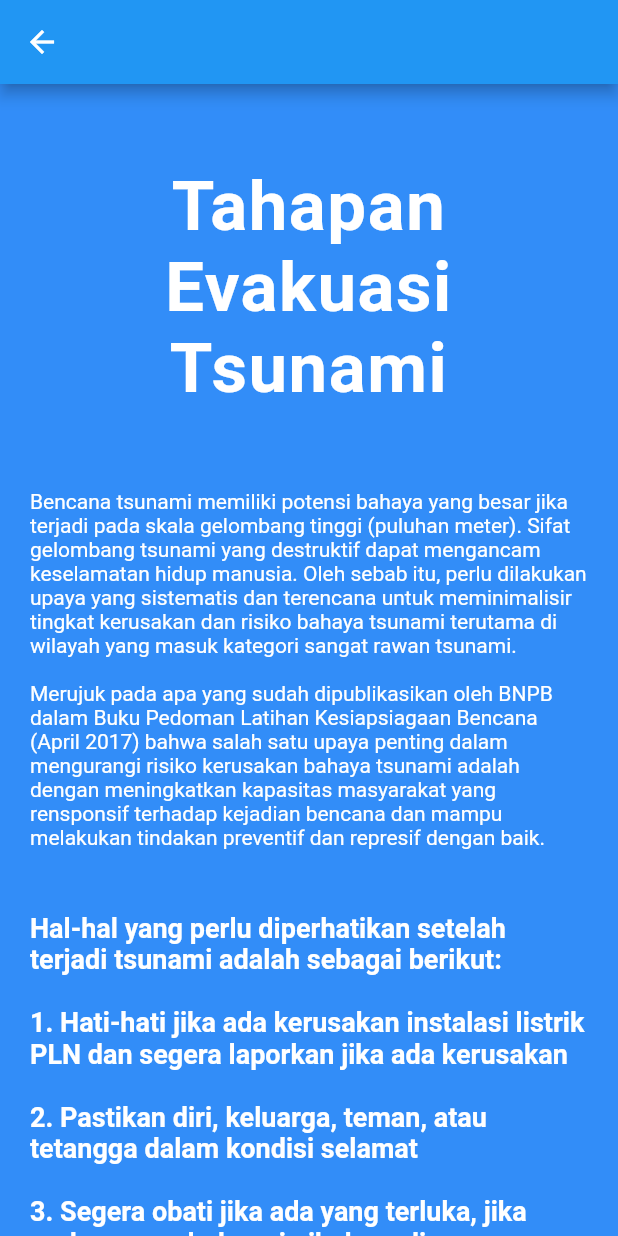
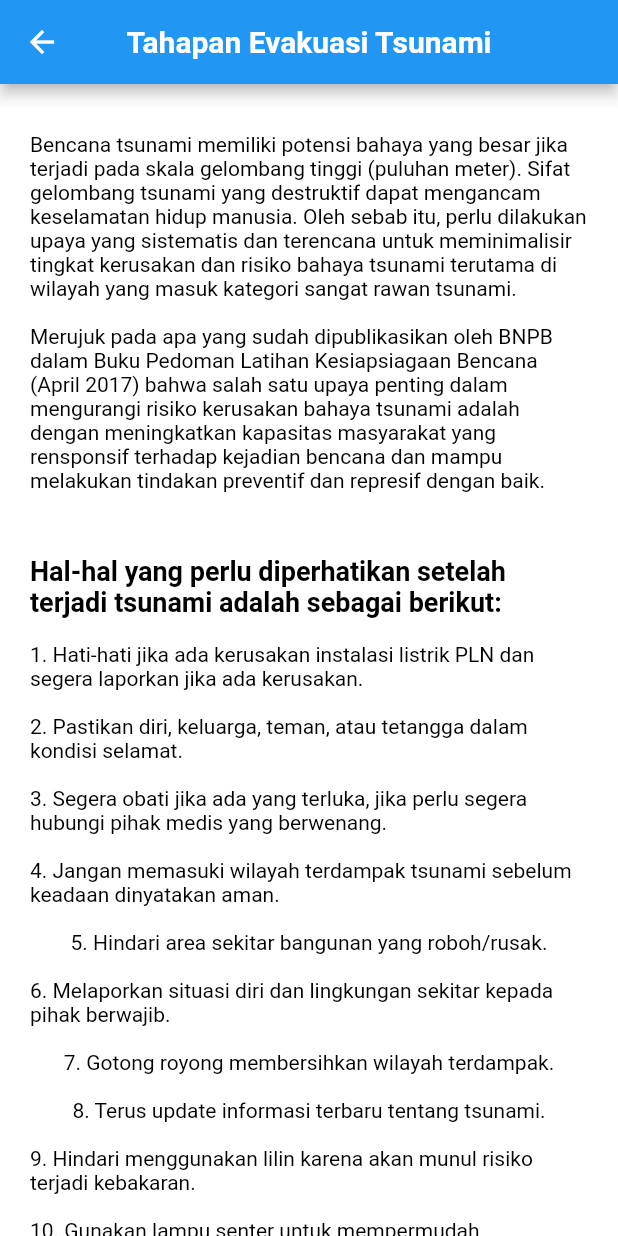
Before and after one commit to nandabrilianto/SIBAT, a Flutter app: the Tahapanevakuasi screen opened directly, on a phone screen of 412 x 824 dp. Run offline on Flutter 3.47's test engine with Material 2 defaults, Android fonts, the phone set to English and light mode, and no system bars; our stand-ins replace flutter_map, gradient_widgets, latlong; missing offline and left inert: flutube, tweet_webview; network calls fail; Roboto replaces fonts that are missing (Montserrat).

Commit message:
Memperbarui tampilan

```diff
--- a/lib/KontakRow.dart
+++ b/lib/KontakRow.dart
@@ -70,7 +70,7 @@ class KontakRow extends StatelessWidget {
     );
 
     return new Material(
-        color: const Color(0xff328df8),
+        color: Colors.white,
         child: new InkWell(
             onTap: () => launch(kontak.telephone),
             child: new Container(
--- a/lib/Laporkan.dart
+++ b/lib/Laporkan.dart
@@ -35,7 +35,7 @@ class _LaporkanState extends State<Laporkan> {
   @override
   Widget build(BuildContext context) {
     return Scaffold(
-      backgroundColor: const Color(0xff328df8),
+      backgroundColor: Colors.white,
       appBar: new AppBar(
         backgroundColor: Colors.blue,
         centerTitle: true,
--- a/lib/Tahapanevakuasi.dart
+++ b/lib/Tahapanevakuasi.dart
@@ -10,10 +10,17 @@ class _TahapanevakuasiState extends State<Tahapanevakuasi> {
   @override
   Widget build(BuildContext context) {
     return new Scaffold(
-      backgroundColor: const Color(0xff328df8),
+      backgroundColor: Colors.white,
       resizeToAvoidBottomPadding: false ,
       appBar: new AppBar(
-        title: new Text(""),
+        title: new Text(
+          'Tahapan Evakuasi Tsunami',
+          style: TextStyle(
+              fontFamily: 'Montserrat',
+              fontWeight: FontWeight.bold,
+              color: Colors.white),
+        ),
+        centerTitle: true,
       ),
       body: new Container(
         margin: EdgeInsets.symmetric(horizontal: 20.0),
@@ -23,14 +30,14 @@ class _TahapanevakuasiState extends State<Tahapanevakuasi> {
             child: new Column(
               children: <Widget>[
 
-              new Text(
-              "\nTahapan Evakuasi Tsunami\n",
-               textAlign: TextAlign.center,
-                style: new TextStyle(fontSize: 46.0, fontFamily: 'Montserrat', letterSpacing: 1.0, fontWeight: FontWeight.bold, color: Colors.white),
-            ),
+            //   new Text(
+            //   "\nTahapan Evakuasi Tsunami\n",
+            //    textAlign: TextAlign.center,
+            //     style: new TextStyle(fontSize: 46.0, fontFamily: 'Montserrat', letterSpacing: 1.0, fontWeight: FontWeight.bold, color: Colors.black),
+            // ),
 
             new Text(
-              "Bencana tsunami memiliki potensi bahaya yang besar jika terjadi pada skala gelombang tinggi (puluhan meter). Sifat gelombang tsunami yang destruktif dapat mengancam keselamatan hidup manusia. Oleh sebab itu, perlu dilakukan upaya yang sistematis dan terencana untuk meminimalisir tingkat kerusakan dan risiko bahaya tsunami terutama di wilayah yang masuk kategori sangat rawan tsunami.\n\nMerujuk pada apa yang sudah dipublikasikan oleh BNPB dalam Buku Pedoman Latihan Kesiapsiagaan Bencana (April 2017) bahwa salah satu upaya penting dalam mengurangi risiko kerusakan bahaya tsunami adalah dengan meningkatkan kapasitas masyarakat yang rensponsif terhadap kejadian bencana dan mampu melakukan tindakan preventif dan represif dengan baik.",
+              "\n\nBencana tsunami memiliki potensi bahaya yang besar jika terjadi pada skala gelombang tinggi (puluhan meter). Sifat gelombang tsunami yang destruktif dapat mengancam keselamatan hidup manusia. Oleh sebab itu, perlu dilakukan upaya yang sistematis dan terencana untuk meminimalisir tingkat kerusakan dan risiko bahaya tsunami terutama di wilayah yang masuk kategori sangat rawan tsunami.\n\nMerujuk pada apa yang sudah dipublikasikan oleh BNPB dalam Buku Pedoman Latihan Kesiapsiagaan Bencana (April 2017) bahwa salah satu upaya penting dalam mengurangi risiko kerusakan bahaya tsunami adalah dengan meningkatkan kapasitas masyarakat yang rensponsif terhadap kejadian bencana dan mampu melakukan tindakan preventif dan represif dengan baik.",
               textAlign: TextAlign.left,
               style: Style.commonTextStyle,
             ),
@@ -42,63 +49,63 @@ class _TahapanevakuasiState extends State<Tahapanevakuasi> {
             ),
 
             new Text(
-              "\n1. Hati-hati jika ada kerusakan instalasi listrik PLN dan segera laporkan jika ada kerusakan",
+              "\n1. Hati-hati jika ada kerusakan instalasi listrik PLN dan segera laporkan jika ada kerusakan.",
               textAlign: TextAlign.left,
-              style: Style.titleTextStyle,
+              style: Style.commonTextStyle,
             ),
 
             new Text(
-              "\n2. Pastikan diri, keluarga, teman, atau tetangga dalam kondisi selamat",
+              "\n2. Pastikan diri, keluarga, teman, atau tetangga dalam kondisi selamat.",
               textAlign: TextAlign.left,
-              style: Style.titleTextStyle,
+              style: Style.commonTextStyle,
             ),
 
             new Text(
-              "\n3. Segera obati jika ada yang terluka, jika perlu segera hubungi pihak medis yang berwenang",
+              "\n3. Segera obati jika ada yang terluka, jika perlu segera hubungi pihak medis yang berwenang.",
               textAlign: TextAlign.left,
-              style: Style.titleTextStyle,
+              style: Style.commonTextStyle,
             ),
 
             new Text(
               "\n4. Jangan memasuki wilayah terdampak tsunami sebelum keadaan dinyatakan aman.",
               textAlign: TextAlign.left,
-              style: Style.titleTextStyle,
+              style: Style.commonTextStyle,
             ),
 
             new Text(
-              "\n5. Hindari area sekitar bangunan yang roboh/rusak",
+              "\n5. Hindari area sekitar bangunan yang roboh/rusak.",
               textAlign: TextAlign.left,
-              style: Style.titleTextStyle,
+              style: Style.commonTextStyle,
             ),
 
             new Text(
-              "\n6. Melaporkan situasi diri dan lingkungan sekitar kepada pihak berwajib",
+              "\n6. Melaporkan situasi diri dan lingkungan sekitar kepada pihak berwajib.",
               textAlign: TextAlign.left,
-              style: Style.titleTextStyle,
+              style: Style.commonTextStyle,
             ),
 
             new Text(
-              "\n7. Gotong royong membersihkan wilayah terdampak",
+              "\n7. Gotong royong membersihkan wilayah terdampak.",
               textAlign: TextAlign.left,
-              style: Style.titleTextStyle,
+              style: Style.commonTextStyle,
             ),
 
             new Text(
-              "\n8. Terus update informasi terbaru tentang tsunami",
+              "\n8. Terus update informasi terbaru tentang tsunami.",
               textAlign: TextAlign.left,
-              style: Style.titleTextStyle,
+              style: Style.commonTextStyle,
             ),
 
             new Text(
-              "\n9. Hindari menggunakan lilin karena akan munul risiko terjadi kebakaran",
+              "\n9. Hindari menggunakan lilin karena akan munul risiko terjadi kebakaran.",
               textAlign: TextAlign.left,
-              style: Style.titleTextStyle,
+              style: Style.commonTextStyle,
             ),
 
             new Text(
-              "\n10. Gunakan lampu senter untuk mempermudah penglihatan saat gelap",
+              "\n10. Gunakan lampu senter untuk mempermudah penglihatan saat gelap. \n",
               textAlign: TextAlign.left,
-              style: Style.titleTextStyle,
+              style: Style.commonTextStyle,
             ),
 
               ],
--- a/lib/Video.dart
+++ b/lib/Video.dart
@@ -11,7 +11,7 @@ class _VideoState extends State<Video> {
   @override
   Widget build(BuildContext context) {
     return new Scaffold(
-      backgroundColor: const Color(0xff328df8),
+      backgroundColor: Colors.white,
       appBar: new AppBar(
         centerTitle: true,
         title: new Text(
@@ -23,12 +23,12 @@ class _VideoState extends State<Video> {
           ),
       ),
       body: new Container(
-        margin: EdgeInsets.all(20.0),
+        margin: EdgeInsets.symmetric(horizontal: 20.0),
         child: new SingleChildScrollView(
           child: new Column(
             children: <Widget>[
               Text(
-                'Prakata Kepala BPBD Gunung Kidul DIY untuk Tim SIBAT',
+                '\nPrakata Kepala BPBD Gunung Kidul DIY untuk Tim SIBAT',
                 style: Style.titleTextStyle,
                 textAlign: TextAlign.center,
               ),
@@ -41,7 +41,7 @@ class _VideoState extends State<Video> {
               ),
 
               Text(
-                'Dokumentasi Kegiatan dan Training Tim SIBAT',
+                '\nDokumentasi Kegiatan dan Training Tim SIBAT',
                 style: Style.titleTextStyle,
                 textAlign: TextAlign.center,
               ),
@@ -53,7 +53,7 @@ class _VideoState extends State<Video> {
               ),
 
               Text(
-                'Simulasi Peringatan Dini Gempa dan Tsunami Televisi Indonesia',
+                '\nSimulasi Peringatan Dini Gempa dan Tsunami Televisi Indonesia',
                 style: Style.titleTextStyle,
                 textAlign: TextAlign.center,
               ),
@@ -65,7 +65,7 @@ class _VideoState extends State<Video> {
               ),
 
               Text(
-                'Peringatan Dini Bencana Tsunami – GITNEWS ',
+                '\nPeringatan Dini Bencana Tsunami – GITNEWS ',
                 style: Style.titleTextStyle,
                 textAlign: TextAlign.center,
               ),
@@ -77,7 +77,7 @@ class _VideoState extends State<Video> {
               ),
 
               Text(
-                'Prosedur Diseminasi Peringatan Dini Tsunami Pusdalops BPBD Kab. Bantul',
+                '\nProsedur Diseminasi Peringatan Dini Tsunami Pusdalops BPBD Kab. Bantul',
                 style: Style.titleTextStyle,
                 textAlign: TextAlign.center,
               ),
@@ -89,7 +89,7 @@ class _VideoState extends State<Video> {
               ),
 
               Text(
-                'Jangan Berenang Di Pantai Jika Melihat Ombak Seperti Ini',
+                '\nJangan Berenang Di Pantai Jika Melihat Ombak Seperti Ini',
                 style: Style.titleTextStyle,
                 textAlign: TextAlign.center,
               ),
@@ -101,7 +101,7 @@ class _VideoState extends State<Video> {
               ),
 
               Text(
-                '#1 Tsunami Preparedness',
+                '\n#1 Tsunami Preparedness',
                 style: Style.titleTextStyle,
                 textAlign: TextAlign.center,
               ),
@@ -113,7 +113,7 @@ class _VideoState extends State<Video> {
               ),
 
               Text(
-                '#2 Tsunami Early Warning System',
+                '\n#2 Tsunami Early Warning System',
                 style: Style.titleTextStyle,
                 textAlign: TextAlign.center,
               ),
@@ -125,7 +125,7 @@ class _VideoState extends State<Video> {
               ),
 
               Text(
-                '#3 Tsunami Evacuation',
+                '\n#3 Tsunami Evacuation',
                 style: Style.titleTextStyle,
                 textAlign: TextAlign.center,
               ),
@@ -137,7 +137,7 @@ class _VideoState extends State<Video> {
               ),
 
               Text(
-                '#4 Tsunami Survival Strategy',
+                '\n#4 Tsunami Survival Strategy',
                 style: Style.titleTextStyle,
                 textAlign: TextAlign.center,
               ),
--- a/lib/textstyle.dart
+++ b/lib/textstyle.dart
@@ -8,12 +8,12 @@ class Style {
     fontSize: 6.0,
   );
   static final commonTextStyle = baseTextStyle.copyWith(
-    color: Colors.white,
+    color: Colors.black,
     fontSize: 14.0,
     fontWeight: FontWeight.w400,
   );
   static final titleTextStyle = baseTextStyle.copyWith(
-    color: Colors.white,
+    color: Colors.black,
     fontSize: 18.0,
     fontWeight: FontWeight.w600,
   );
```
Also changed, not shown: lib/Mitigasi.dart (+16 -11 lines), lib/pageImage.dart (+21 -9 lines).
